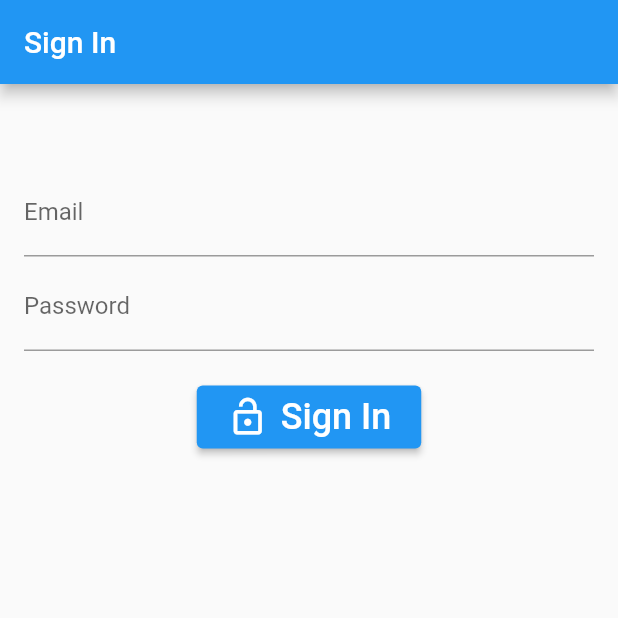
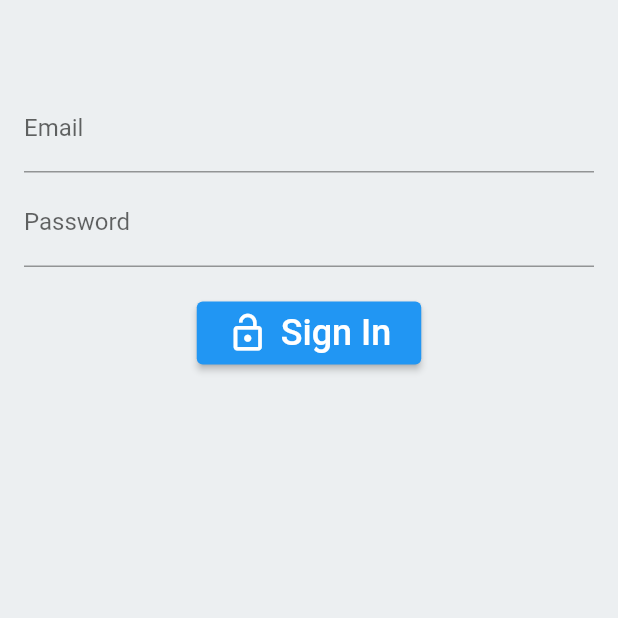
Before and after one commit to gulsenkeskin/firebase_authentication, a Flutter app: the screen it shows after launch, on a phone screen of 412 x 824 dp, the top half of it. Run offline on Flutter 3.47's test engine with Material 2 defaults, Android fonts, the phone set to English and light mode, and no system bars; our stand-ins replace firebase_auth, firebase_core; accounts and stored records are empty.

Commit message:
Update main.dart

```diff
--- a/lib/main.dart
+++ b/lib/main.dart
@@ -1,4 +1,4 @@
-import 'package:firebase_authentication/pages/login_page.dart';
+import 'package:firebase_authentication/widgets/login_widget.dart';
 import 'package:flutter/material.dart';
 import 'package:firebase_core/firebase_core.dart';
 
@@ -18,10 +18,25 @@ class MyApp extends StatelessWidget {
     return MaterialApp(
       debugShowCheckedModeBanner: false,
       title: 'Frebase Authentication',
+      themeMode: ThemeMode.dark,
       theme: ThemeData(
-        primarySwatch: Colors.blue,
+       primaryColor: Colors.green,
+       scaffoldBackgroundColor: Colors.blueGrey[50],
+        appBarTheme: const AppBarTheme(
+          backgroundColor: Colors.transparent,
+          elevation: 0,
+        ),
       ),
-      home:const LoginPage(),
+      home:const MainPage(),
     );
   }
 }
+
+class MainPage extends StatelessWidget {
+  const MainPage({Key? key}) : super(key: key);
+
+  @override
+  Widget build(BuildContext context) =>const Scaffold(
+    body: LoginWidget(),
+  );
+}
```
